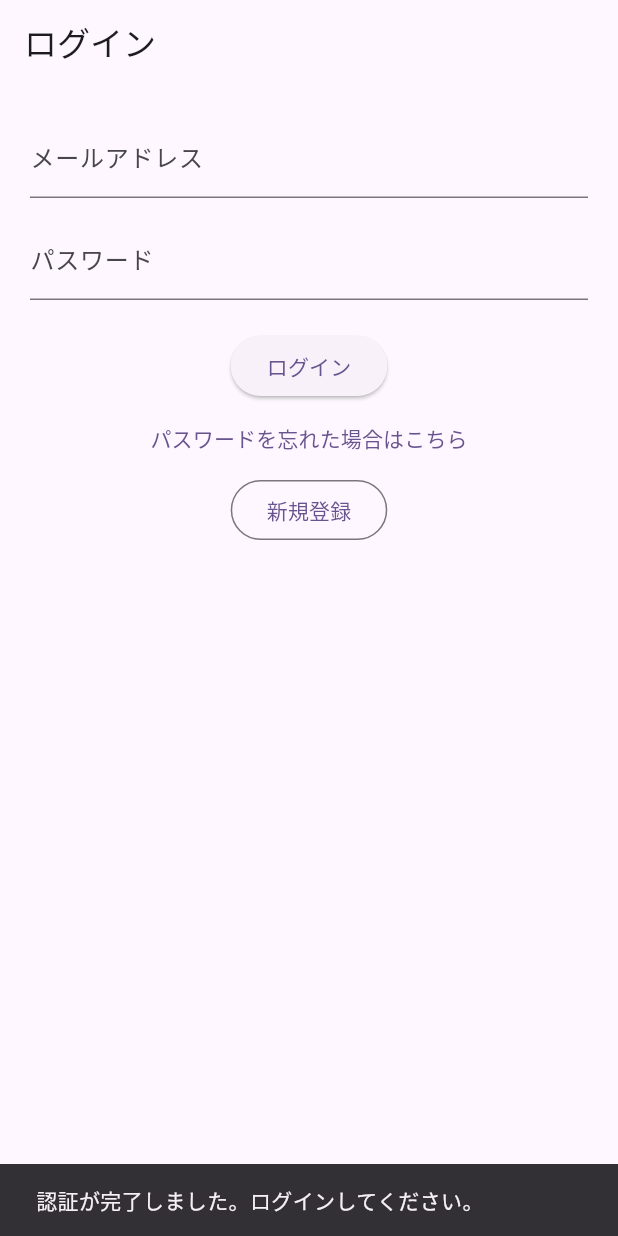
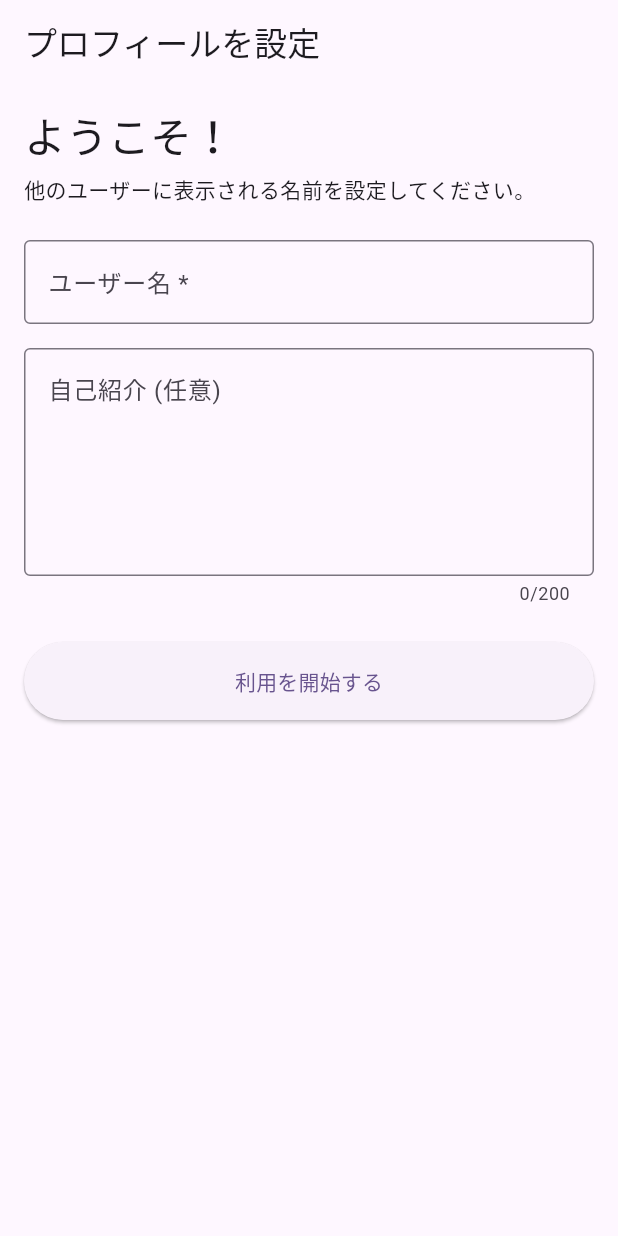
Before and after one commit to ITdedenne/my_madamis_app, a Flutter app: the ConfirmationPage screen opened directly with empty values, after a tap on "認証", on a phone screen of 412 x 824 dp. Run offline on Flutter 3.47's test engine with Material 3 defaults, Android fonts, the phone set to English and light mode, and no system bars; our stand-ins replace flutter_riverpod; missing offline and left inert: amplify_auth_cognito, amplify_flutter.

Commit message:
NotComplete:add profilePage

```diff
--- a/lib/features/auth/data/auth_repository.dart
+++ b/lib/features/auth/data/auth_repository.dart
@@ -10,7 +10,6 @@ final authRepositoryProvider = Provider((_) => AuthRepository());
 class AuthRepository {
   // サインアップ処理
   Future<SignUpResult> signUp({
-    required String username,
     required String password,
     required String email,
   }) async {
@@ -19,7 +18,7 @@ class AuthRepository {
         userAttributes: {
           AuthUserAttributeKey.email: email,
           // ユーザー名を表示名として属性に追加
-          AuthUserAttributeKey.preferredUsername: username,
+          // AuthUserAttributeKey.preferredUsername: username,
         },
       );
       // Cognitoのusernameにはemailを渡す
--- a/lib/features/auth/presentation/notifiers/auth_state_notifier.dart
+++ b/lib/features/auth/presentation/notifiers/auth_state_notifier.dart
@@ -11,6 +11,7 @@ enum AuthStatus {
   authenticated,
   unauthenticated,
   confirmationRequired,
+  profileSetupRequired,
   passwordResetRequired, // 追加
   passwordResetSuccess,  // 追加
   error,
@@ -55,11 +56,10 @@ class AuthStateNotifier extends StateNotifier<AuthState> {
   AuthStateNotifier(this._authRepository)
       : super(const AuthState(status: AuthStatus.unauthenticated));
 
-  Future<void> signUp(String username, String password, String email) async {
+  Future<void> signUp(String password, String email) async {
     state = state.copyWith(status: AuthStatus.loading, errorMessage: null);
     try {
       final result = await _authRepository.signUp(
-        username: username,
         password: password,
         email: email,
       );
@@ -77,14 +77,17 @@ class AuthStateNotifier extends StateNotifier<AuthState> {
     }
   }
 
+  // ▼▼▼ 3. confirmSignUpメソッドの成功時の処理を修正 ▼▼▼
   Future<void> confirmSignUp(String username, String confirmationCode) async {
     state = state.copyWith(status: AuthStatus.loading, errorMessage: null);
     try {
       await _authRepository.confirmSignUp(
           username: username, confirmationCode: confirmationCode);
+      // 成功したら、unauthenticated ではなく profileSetupRequired に遷移
       state = state.copyWith(
-          status: AuthStatus.unauthenticated,
-          errorMessage: '認証が完了しました。ログインしてください。');
+          status: AuthStatus.profileSetupRequired,
+          usernameForConfirmation: username // emailを保持しておく
+          );
     } catch (e) {
       state =
           state.copyWith(status: AuthStatus.error, errorMessage: '認証に失敗しました: $e');
@@ -99,6 +102,20 @@ class AuthStateNotifier extends StateNotifier<AuthState> {
     } catch (e) {
       state = state.copyWith(
           status: AuthStatus.error, errorMessage: 'ログインに失敗しました: $e');
+    }
+  }
+
+  Future<bool> setupProfile({required String username, required String bio}) async {
+    state = state.copyWith(status: AuthStatus.loading);
+    try {
+      await _authRepository.updateUserAttributes(username: username, bio: bio);
+      // 成功したら authenticated 状態に遷移して完了
+      state = state.copyWith(status: AuthStatus.authenticated);
+      return true;
+    } catch (e) {
+      state = state.copyWith(
+          status: AuthStatus.error, errorMessage: 'プロフィールの設定に失敗しました: $e');
+      return false;
     }
   }
 
--- a/lib/features/auth/presentation/pages/confirmation_page.dart
+++ b/lib/features/auth/presentation/pages/confirmation_page.dart
@@ -2,6 +2,7 @@
 
 import 'package:flutter/material.dart';
 import 'package:flutter_riverpod/flutter_riverpod.dart';
+import 'package:my_madamis_app/features/auth/presentation/pages/create_profile_page.dart';
 import '../notifiers/auth_state_notifier.dart';
 
 class ConfirmationPage extends ConsumerWidget {
@@ -13,10 +14,13 @@ class ConfirmationPage extends ConsumerWidget {
     final codeController = TextEditingController();
 
     ref.listen(authStateNotifierProvider, (_, next) {
-        if (next.status == AuthStatus.unauthenticated && next.errorMessage != null) {
-            ScaffoldMessenger.of(context).showSnackBar(SnackBar(content: Text(next.errorMessage!)));
-            Navigator.of(context).popUntil((route) => route.isFirst);
-        }
+      // ▼▼▼ 遷移条件と遷移先を修正 ▼▼▼
+      if (next.status == AuthStatus.profileSetupRequired) {
+        Navigator.of(context).pushAndRemoveUntil(
+          MaterialPageRoute(builder: (_) => const CreateProfilePage()),
+          (route) => false,
+        );
+      }
     });
 
     return Scaffold(
--- /dev/null
+++ b/lib/features/auth/presentation/pages/create_profile_page.dart
@@ -0,0 +1,125 @@
+// ファイルパス: lib/features/auth/presentation/pages/create_profile_page.dart
+
+import 'package:flutter/material.dart';
+
+import 'package:flutter_riverpod/flutter_riverpod.dart';
+import 'package:my_madamis_app/features/home/presentation/pages/home_page.dart';
+import '../notifiers/auth_state_notifier.dart';
+
+class CreateProfilePage extends ConsumerStatefulWidget {
+  const CreateProfilePage({super.key});
+
+  @override
+  ConsumerState<CreateProfilePage> createState() => _CreateProfilePageState();
+}
+
+class _CreateProfilePageState extends ConsumerState<CreateProfilePage> {
+  final _formKey = GlobalKey<FormState>();
+  final _usernameController = TextEditingController();
+  final _bioController = TextEditingController();
+  bool _isLoading = false;
+
+  @override
+  void dispose() {
+    _usernameController.dispose();
+    _bioController.dispose();
+    super.dispose();
+  }
+
+  Future<void> _onSaveProfile() async {
+    if (!_formKey.currentState!.validate()) {
+      return;
+    }
+    setState(() => _isLoading = true);
+
+    final notifier = ref.read(authStateNotifierProvider.notifier);
+    final success = await notifier.setupProfile(
+      username: _usernameController.text,
+      bio: _bioController.text,
+    );
+
+    // このウィジェットがまだ画面に存在しているか確認
+    if (mounted) {
+      if (!success) {
+        setState(() => _isLoading = false);
+        ScaffoldMessenger.of(context).showSnackBar(
+          const SnackBar(content: Text('プロフィールの設定に失敗しました。')),
+        );
+      }
+      // 成功した場合の画面遷移は ref.listen でハンドリング
+    }
+  }
+
+  @override
+  Widget build(BuildContext context) {
+    // 認証状態が変化したらホーム画面へ遷移
+    ref.listen(authStateNotifierProvider, (_, next) {
+      if (next.status == AuthStatus.authenticated) {
+        Navigator.of(context).pushAndRemoveUntil(
+          MaterialPageRoute(builder: (_) => const HomePage()),
+          (route) => false, // 途中の画面をすべて履歴から削除
+        );
+      }
+    });
+
+    return Scaffold(
+      appBar: AppBar(title: const Text('プロフィールを設定')),
+      body: SingleChildScrollView(
+        padding: const EdgeInsets.all(16.0),
+        child: Form(
+          key: _formKey,
+          child: Column(
+            crossAxisAlignment: CrossAxisAlignment.stretch,
+            children: [
+              Text(
+                'ようこそ！',
+                style: Theme.of(context).textTheme.headlineMedium,
+              ),
+              const SizedBox(height: 8),
+              const Text('他のユーザーに表示される名前を設定してください。'),
+              const SizedBox(height: 24),
+              TextFormField(
+                controller: _usernameController,
+                decoration: const InputDecoration(
+                  labelText: 'ユーザー名 *',
+                  border: OutlineInputBorder(),
+                ),
+                validator: (value) {
+                  if (value == null || value.trim().isEmpty) {
+                    return 'ユーザー名は必須です';
+                  }
+                  return null;
+                },
+              ),
+              const SizedBox(height: 16.0),
+              TextFormField(
+                controller: _bioController,
+                decoration: const InputDecoration(
+                  labelText: '自己紹介 (任意)',
+                  border: OutlineInputBorder(),
+                  alignLabelWithHint: true,
+                ),
+                maxLines: 5,
+                maxLength: 200,
+              ),
+              const SizedBox(height: 24.0),
+              ElevatedButton(
+                onPressed: _isLoading ? null : _onSaveProfile,
+                style: ElevatedButton.styleFrom(
+                  padding: const EdgeInsets.symmetric(vertical: 16.0),
+                ),
+                child: _isLoading
+                    ? const SizedBox(
+                        height: 24,
+                        width: 24,
+                        child: CircularProgressIndicator(strokeWidth: 3, color: Colors.white),
+                      )
+                    : const Text('利用を開始する'),
+              ),
+            ],
+          ),
+        ),
+      ),
+    );
+  }
+}
--- a/lib/features/profile/presentation/notifiers/profile_state_notifier.dart
+++ b/lib/features/profile/presentation/notifiers/profile_state_notifier.dart
@@ -1,6 +1,5 @@
 // ファイルパス: lib/features/profile/presentation/notifiers/profile_state_notifier.dart
 
-import 'package:amplify_auth_cognito/amplify_auth_cognito.dart';
 import 'package:flutter_riverpod/flutter_riverpod.dart';
 import 'package:my_madamis_app/features/auth/data/auth_repository.dart';
 
```
Also changed, not shown: lib/features/auth/presentation/pages/signup_page.dart (+4 -4 lines), 1 other file.
